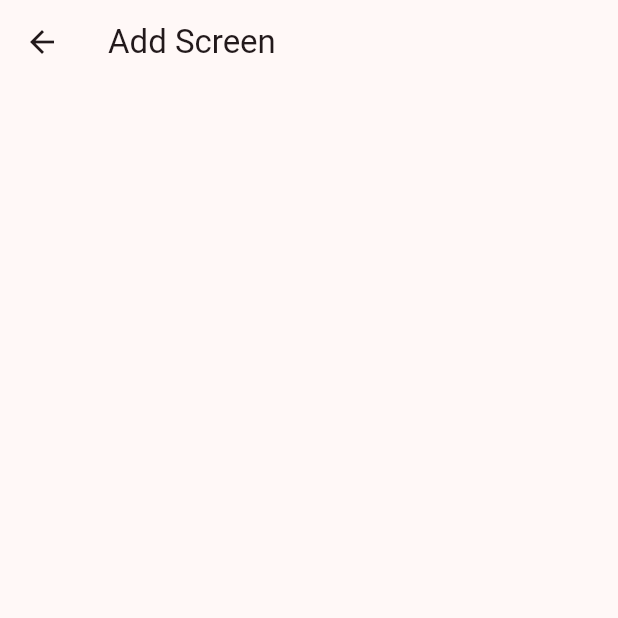
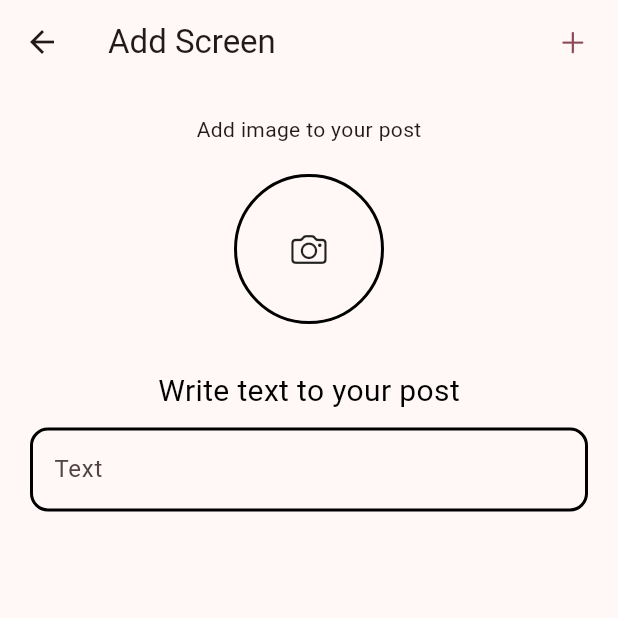
Before and after one commit to Samandar-PDP/insta-a2, a Flutter app: the AddScreen screen opened directly, on a phone screen of 412 x 824 dp, the top half of it. Run offline on Flutter 3.47's test engine with Material 2 defaults, Android fonts, the phone set to English and light mode, and no system bars; our stand-ins replace auth_buttons, firebase_auth, firebase_core, firebase_database, firebase_storage, flutter_native_splash and 2 more; accounts and stored records are empty.

Commit message:
insta clone a2

```diff
--- a/lib/home/add_screen.dart
+++ b/lib/home/add_screen.dart
@@ -1,4 +1,9 @@
+import 'dart:io';
+
+import 'package:flutter/cupertino.dart';
 import 'package:flutter/material.dart';
+import 'package:google_fonts/google_fonts.dart';
+import 'package:image_picker/image_picker.dart';
 
 class AddScreen extends StatefulWidget {
   const AddScreen({super.key});
@@ -8,12 +13,69 @@ class AddScreen extends StatefulWidget {
 }
 
 class _AddScreenState extends State<AddScreen> {
+
+  final _picker = ImagePicker();
+  XFile? _image;
+  final _textController = TextEditingController();
+
   @override
   Widget build(BuildContext context) {
     return Scaffold(
       appBar: AppBar(
         elevation: 0,
         title: const Text("Add Screen"),
+        actions: [
+          CupertinoButton(child: const Icon(CupertinoIcons.add), onPressed: () {})
+        ],
+      ),
+      body: Padding(
+        padding: const EdgeInsets.all(20),
+        child: Column(
+          crossAxisAlignment: CrossAxisAlignment.center,
+          children: [
+            const Text("Add image to your post"),
+            const SizedBox(height: 20),
+            _image == null ? InkWell(
+              onTap: () async {
+                _image = await _picker.pickImage(source: ImageSource.gallery);
+                setState(() {
+
+                });
+              },
+              child: Container(
+                 width: 100,
+                height: 100,
+                decoration: BoxDecoration(
+                  shape: BoxShape.circle,
+                  border: Border.all(color: Colors.black,width: 2)
+                ),
+                child: const Icon(CupertinoIcons.photo_camera),
+              ),
+            ) : CircleAvatar(radius: 50,foregroundImage: FileImage(File(_image?.path ?? "")),),
+            const SizedBox(height: 30),
+            Text('Write text to your post',style: GoogleFonts.roboto(fontSize: 20,color: Colors.black)),
+            const SizedBox(height: 10),
+            TextField(
+              controller: _textController,
+              decoration: InputDecoration(
+                hintText: 'Text',
+                border: InputBorder.none,
+                enabledBorder: OutlineInputBorder(
+                  borderRadius: BorderRadius.circular(12),
+                  borderSide: const BorderSide(color: Colors.black,width: 2)
+                ),
+                focusedBorder: OutlineInputBorder(
+                    borderRadius: BorderRadius.circular(12),
+                    borderSide: const BorderSide(color: Colors.indigoAccent,width: 2)
+                ),
+                disabledBorder: OutlineInputBorder(
+                    borderRadius: BorderRadius.circular(12),
+                    borderSide: const BorderSide(color: Colors.black,width: 2)
+                ),
+              ),
+            )
+          ],
+        ),
       ),
     );
   }
```
Also changed, not shown: lib/home/profile_screen.dart (+14 -6 lines), lib/screen/full_screen.dart (added, +34 -0 lines), 3 other files.
